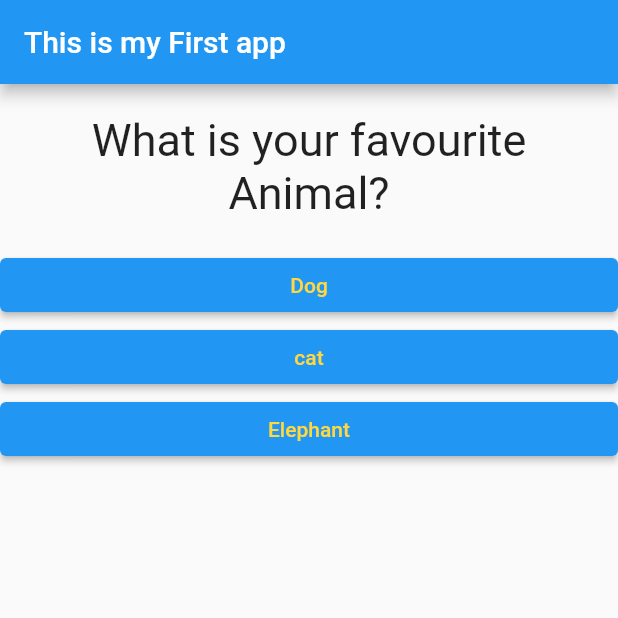
After one commit to Khawajafakhar/Training_project, a Flutter app: the screen it shows after launch, on a phone screen of 412 x 824 dp, the top half of it. The commit adds this screen. Run offline on Flutter 3.47's test engine with Material 2 defaults, Android fonts, the light colour scheme and no system bars.

Commit message:
Splitted the app

```diff
--- /dev/null
+++ b/lib/Quiz.dart
@@ -0,0 +1,24 @@
+import 'package:flutter/material.dart';
+import 'package:my_first_practise/Questions.dart';
+import 'package:my_first_practise/Answers.dart';
+
+class Quiz extends StatelessWidget {
+  final List<Map<String, Object>> questions;
+  final VoidCallback answerOne;
+  final int state;
+
+  Quiz({@required this.questions,@required this.answerOne,@required this.state});
+
+  @override
+  Widget build(BuildContext context) {
+    return Container(
+        child: Column(
+      children: [
+        Questions(questions[state]['questiontext']),
+        ...(questions[state]['answerlist'] as List<String>).map((answerlist) {
+          return Answers(answerOne, answerlist);
+        })
+      ],
+    ));
+  }
+}
--- a/lib/main.dart
+++ b/lib/main.dart
@@ -1,7 +1,9 @@
 // ignore: unused_import
 import 'package:flutter/material.dart';
-import 'package:my_first_practise/Answers.dart';
-import 'package:my_first_practise/Questions.dart';
+//import 'package:my_first_practise/Answers.dart';
+//import 'package:my_first_practise/Questions.dart';
+import 'package:my_first_practise/Quiz.dart';
+import 'package:my_first_practise/Results.dart';
 
 //void main(){
 // runApp(MyApp());
@@ -45,7 +47,7 @@ class MyAppState extends State<MyApp> {
     });
     if (state < questions.length) {
       print('We have more question yet');
-    }else{
+    } else {
       print('No more questions');
     }
   }
@@ -67,15 +69,13 @@ class MyAppState extends State<MyApp> {
         appBar: AppBar(
           title: Text('This is my First app'),
         ),
-        body: state<questions.length ? Column(
-          children: [
-            Questions(questions[state]['questiontext']),
-            ...(questions[state]['answerlist'] as List<String>)
-                .map((answerlist) {
-              return Answers(answerOne, answerlist);
-            })
-          ],
-        ) : Center(child: Text('Completed'),),
+        body: state < questions.length
+            ? Quiz(
+                answerOne: answerOne,
+                state: state,
+                questions: questions,
+              )
+            : Results()
       ),
     );
   }
```
Also changed, not shown: lib/Results.dart (added, +14 -0 lines).
